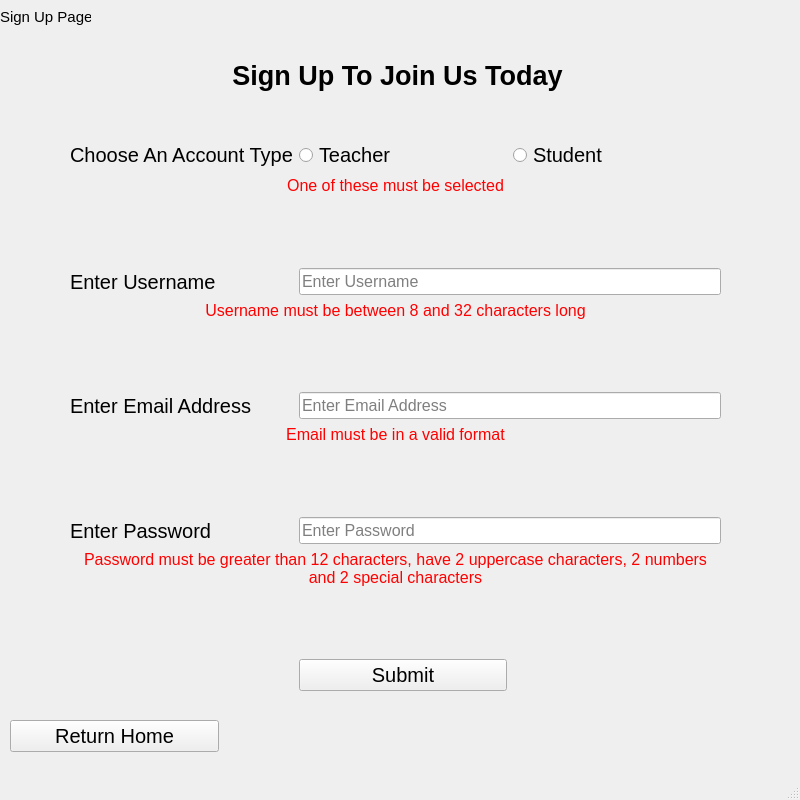
This is ui files/signUpPage.ui in BXRSRUDIOS/a-level-coursework-project as Qt 5 draws it before an edit. The edited form follows.
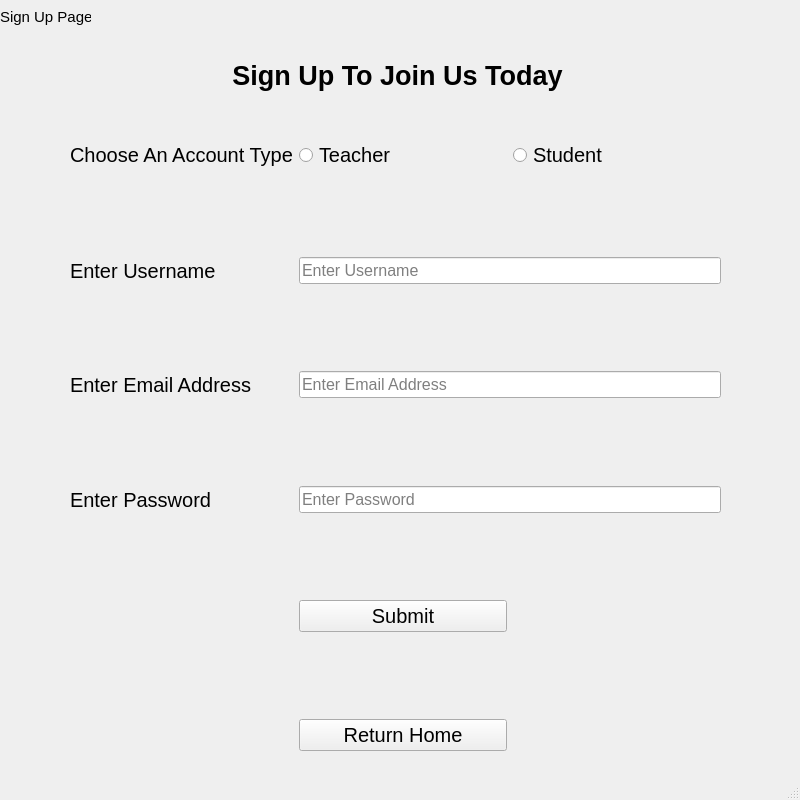
This is the edited form.

Commit message: Added Student Dashboard & Modified other Uis

The edit to the form file:
```diff
--- a/ui files/signUpPage.ui
+++ b/ui files/signUpPage.ui
@@ -106,46 +106,10 @@
       <x>70</x>
       <y>140</y>
       <width>651</width>
-      <height>551</height>
+      <height>611</height>
      </rect>
     </property>
     <layout class="QGridLayout" name="gridLayout">
-     <item row="13" column="0" colspan="3">
-      <widget class="QLabel" name="errorLabel3">
-       <property name="enabled">
-        <bool>true</bool>
-       </property>
-       <property name="font">
-        <font>
-         <pointsize>12</pointsize>
-        </font>
-       </property>
-       <property name="styleSheet">
-        <string notr="true">color: red;</string>
-       </property>
-       <property name="text">
-        <string>Password must be greater than 12 characters, have 2 uppercase characters, 2 numbers and 2 special characters</string>
-       </property>
-       <property name="alignment">
-        <set>Qt::AlignCenter</set>
-       </property>
-       <property name="wordWrap">
-        <bool>true</bool>
-       </property>
-      </widget>
-     </item>
-     <item row="11" column="0">
-      <widget class="QLabel" name="emailAddressPrompt_2">
-       <property name="font">
-        <font>
-         <pointsize>15</pointsize>
-        </font>
-       </property>
-       <property name="text">
-        <string>Enter Password</string>
-       </property>
-      </widget>
-     </item>
      <item row="0" column="0">
       <widget class="QLabel" name="accountTypePrompt">
        <property name="font">
@@ -158,7 +122,19 @@
        </property>
       </widget>
      </item>
-     <item row="4" column="0">
+     <item row="8" column="0">
+      <widget class="QLabel" name="emailAddressPrompt_2">
+       <property name="font">
+        <font>
+         <pointsize>15</pointsize>
+        </font>
+       </property>
+       <property name="text">
+        <string>Enter Password</string>
+       </property>
+      </widget>
+     </item>
+     <item row="3" column="0">
       <widget class="QLabel" name="enterUsernamePrompt">
        <property name="font">
         <font>
@@ -170,6 +146,30 @@
        </property>
       </widget>
      </item>
+     <item row="5" column="0">
+      <widget class="QLabel" name="emailAddressPrompt">
+       <property name="font">
+        <font>
+         <pointsize>15</pointsize>
+        </font>
+       </property>
+       <property name="text">
+        <string>Enter Email Address</string>
+       </property>
+      </widget>
+     </item>
+     <item row="8" column="1" colspan="2">
+      <widget class="QLineEdit" name="passwordEnter">
+       <property name="font">
+        <font>
+         <pointsize>12</pointsize>
+        </font>
+       </property>
+       <property name="placeholderText">
+        <string>Enter Password</string>
+       </property>
+      </widget>
+     </item>
      <item row="0" column="2">
       <widget class="QRadioButton" name="studentRadio">
        <property name="font">
@@ -200,107 +200,7 @@
        </property>
       </widget>
      </item>
-     <item row="7" column="0">
-      <widget class="QLabel" name="emailAddressPrompt">
-       <property name="font">
-        <font>
-         <pointsize>15</pointsize>
-        </font>
-       </property>
-       <property name="text">
-        <string>Enter Email Address</string>
-       </property>
-      </widget>
-     </item>
-     <item row="5" column="0" colspan="3">
-      <widget class="QLabel" name="errorLabel1">
-       <property name="enabled">
-        <bool>true</bool>
-       </property>
-       <property name="font">
-        <font>
-         <pointsize>12</pointsize>
-        </font>
-       </property>
-       <property name="whatsThis">
-        <string/>
-       </property>
-       <property name="styleSheet">
-        <string notr="true">color: red;</string>
-       </property>
-       <property name="inputMethodHints">
-        <set>Qt::ImhNone</set>
-       </property>
-       <property name="text">
-        <string>Username must be between 8 and 32 characters long</string>
-       </property>
-       <property name="alignment">
-        <set>Qt::AlignCenter</set>
-       </property>
-      </widget>
-     </item>
-     <item row="11" column="1" colspan="2">
-      <widget class="QLineEdit" name="passwordEnter">
-       <property name="font">
-        <font>
-         <pointsize>12</pointsize>
-        </font>
-       </property>
-       <property name="placeholderText">
-        <string>Enter Password</string>
-       </property>
-      </widget>
-     </item>
-     <item row="4" column="1" colspan="2">
-      <widget class="QLineEdit" name="usernameEnter">
-       <property name="font">
-        <font>
-         <pointsize>12</pointsize>
-        </font>
-       </property>
-       <property name="text">
-        <string/>
-       </property>
-       <property name="placeholderText">
-        <string>Enter Username</string>
-       </property>
-      </widget>
-     </item>
-     <item row="14" column="1">
-      <spacer name="verticalSpacer_9">
-       <property name="orientation">
-        <enum>Qt::Vertical</enum>
-       </property>
-       <property name="sizeHint" stdset="0">
-        <size>
-         <width>20</width>
-         <height>40</height>
-        </size>
-       </property>
-      </spacer>
-     </item>
-     <item row="8" column="0" colspan="3">
-      <widget class="QLabel" name="errorLabel2">
-       <property name="enabled">
-        <bool>true</bool>
-       </property>
-       <property name="font">
-        <font>
-         <pointsize>12</pointsize>
-        </font>
-       </property>
-       <property name="styleSheet">
-        <string notr="true">color: red;</string>
-       </property>
-       <property name="text">
-        <string>Email must be in a valid format</string>
-       </property>
-       <property name="alignment">
-        <set>Qt::AlignCenter</set>
-       </property>
-      </widget>
-     </item>
-     <item row="15" column="1">
+     <item row="11" column="1">
       <widget class="QPushButton" name="submitButton">
        <property name="font">
         <font>
@@ -312,33 +212,23 @@
        </property>
       </widget>
      </item>
-     <item row="7" column="1" colspan="2">
-      <widget class="QLineEdit" name="emailEnter">
+     <item row="3" column="1" colspan="2">
+      <widget class="QLineEdit" name="usernameEnter">
        <property name="font">
         <font>
          <pointsize>12</pointsize>
         </font>
        </property>
+       <property name="text">
+        <string/>
+       </property>
        <property name="placeholderText">
-        <string>Enter Email Address</string>
+        <string>Enter Username</string>
        </property>
       </widget>
      </item>
-     <item row="9" column="1">
-      <spacer name="verticalSpacer_3">
-       <property name="orientation">
-        <enum>Qt::Vertical</enum>
-       </property>
-       <property name="sizeHint" stdset="0">
-        <size>
-         <width>20</width>
-         <height>40</height>
-        </size>
-       </property>
-      </spacer>
-     </item>
      <item row="6" column="1">
-      <spacer name="verticalSpacer_5">
+      <spacer name="verticalSpacer_3">
        <property name="orientation">
         <enum>Qt::Vertical</enum>
        </property>
@@ -350,7 +240,7 @@
        </property>
       </spacer>
      </item>
-     <item row="2" column="1">
+     <item row="1" column="1">
       <spacer name="verticalSpacer_4">
        <property name="orientation">
         <enum>Qt::Vertical</enum>
@@ -363,53 +253,71 @@
        </property>
       </spacer>
      </item>
-     <item row="1" column="0" colspan="3">
-      <widget class="QLabel" name="errorLabel4">
-       <property name="enabled">
-        <bool>true</bool>
+     <item row="10" column="1">
+      <spacer name="verticalSpacer_9">
+       <property name="orientation">
+        <enum>Qt::Vertical</enum>
        </property>
+       <property name="sizeHint" stdset="0">
+        <size>
+         <width>20</width>
+         <height>40</height>
+        </size>
+       </property>
+      </spacer>
+     </item>
+     <item row="5" column="1" colspan="2">
+      <widget class="QLineEdit" name="emailEnter">
        <property name="font">
         <font>
          <pointsize>12</pointsize>
         </font>
        </property>
-       <property name="whatsThis">
-        <string/>
+       <property name="placeholderText">
+        <string>Enter Email Address</string>
        </property>
-       <property name="styleSheet">
-        <string notr="true">color: red;</string>
-       </property>
-       <property name="inputMethodHints">
-        <set>Qt::ImhNone</set>
+      </widget>
+     </item>
+     <item row="13" column="1">
+      <widget class="QPushButton" name="returnHome">
+       <property name="font">
+        <font>
+         <pointsize>15</pointsize>
+        </font>
        </property>
        <property name="text">
-        <string>One of these must be selected</string>
-       </property>
-       <property name="alignment">
-        <set>Qt::AlignCenter</set>
+        <string>Return Home</string>
        </property>
       </widget>
      </item>
+     <item row="4" column="1">
+      <spacer name="verticalSpacer_5">
+       <property name="orientation">
+        <enum>Qt::Vertical</enum>
+       </property>
+       <property name="sizeHint" stdset="0">
+        <size>
+         <width>20</width>
+         <height>40</height>
+        </size>
+       </property>
+      </spacer>
+     </item>
+     <item row="12" column="1">
+      <spacer name="verticalSpacer_10">
+       <property name="orientation">
+        <enum>Qt::Vertical</enum>
+       </property>
+       <property name="sizeHint" stdset="0">
+        <size>
+         <width>20</width>
+         <height>40</height>
+        </size>
+       </property>
+      </spacer>
+     </item>
     </layout>
    </widget>
-   <widget class="QPushButton" name="returnHome">
-    <property name="geometry">
-     <rect>
-      <x>10</x>
-      <y>720</y>
-      <width>209</width>
-      <height>32</height>
-     </rect>
-    </property>
-    <property name="font">
-     <font>
-      <pointsize>15</pointsize>
-     </font>
-    </property>
-    <property name="text">
-     <string>Return Home</string>
-    </property>
-   </widget>
   </widget>
   <widget class="QMenuBar" name="menubar">
    <property name="geometry">
```
The commit also changes 3 other files.
